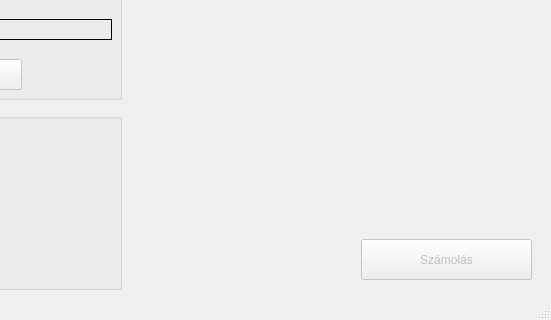
First picture: the form in src/ui/window.ui, repository Gtomika/digitalis-kepfeldolgozas-dobokockak, before the edit; both pictures show x 249 to 800 and y 280 to 600 of the 800 by 600 pixel window.
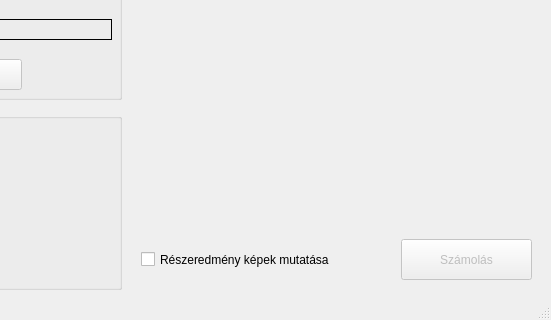
Second picture: the form after the edit.

```diff
--- a/src/ui/window.ui
+++ b/src/ui/window.ui
@@ -61,9 +61,9 @@
     </property>
     <property name="geometry">
      <rect>
-      <x>610</x>
+      <x>650</x>
       <y>500</y>
-      <width>171</width>
+      <width>131</width>
       <height>41</height>
      </rect>
     </property>
@@ -284,6 +284,19 @@
      </property>
     </widget>
    </widget>
+   <widget class="QCheckBox" name="showSubresultsCheckbox">
+    <property name="geometry">
+     <rect>
+      <x>390</x>
+      <y>510</y>
+      <width>191</width>
+      <height>21</height>
+     </rect>
+    </property>
+    <property name="text">
+     <string>Részeredmény képek mutatása</string>
+    </property>
+   </widget>
   </widget>
   <widget class="QMenuBar" name="menubar">
    <property name="geometry">
```
Left out of the diff: 2 changed lines with no effect on the pictures.
